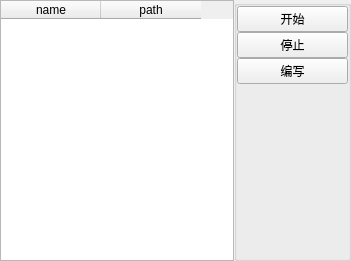
yejue/genshin-lyre-assistant, file client/ui/base/lyre_assitant.ui: the form before one commit.
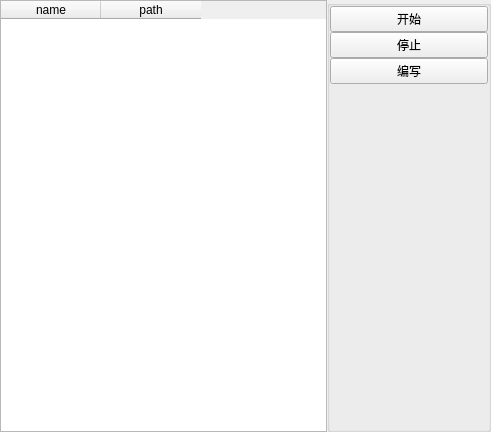
The form after the commit.

Commit message: [update] 优化页面观感，editor 便捷性

```diff
--- a/client/ui/base/lyre_assitant.ui
+++ b/client/ui/base/lyre_assitant.ui
@@ -6,8 +6,8 @@
    <rect>
     <x>0</x>
     <y>0</y>
-    <width>351</width>
-    <height>261</height>
+    <width>491</width>
+    <height>432</height>
    </rect>
   </property>
   <property name="windowTitle">
```
The commit also changes 2 other files.
